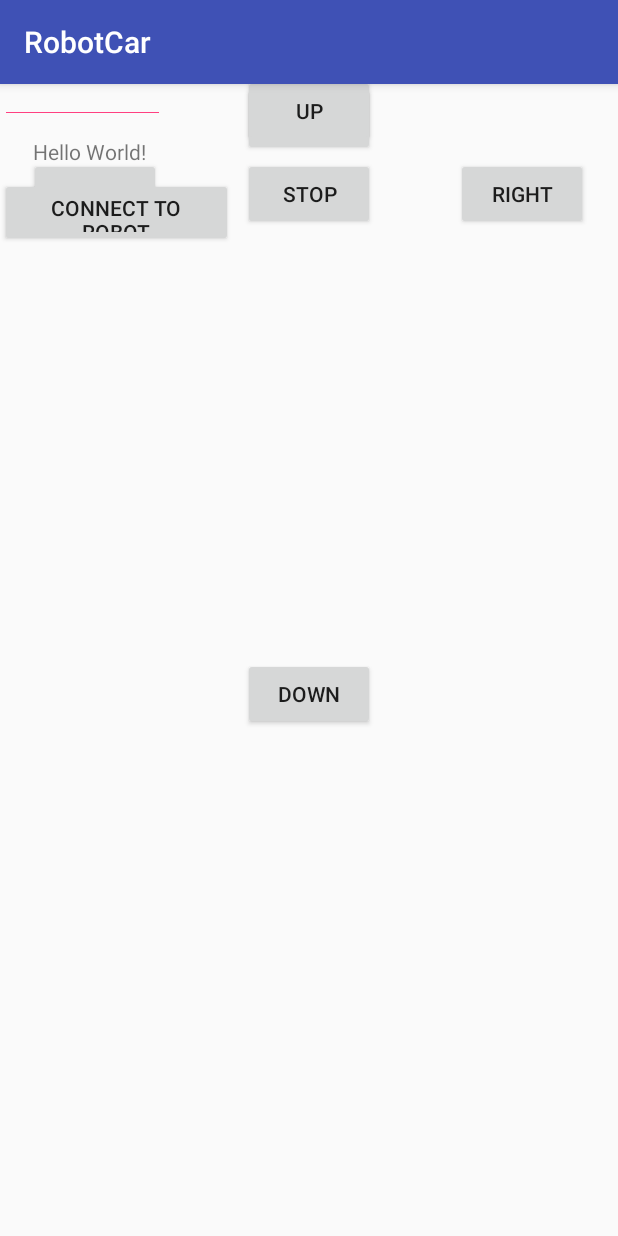
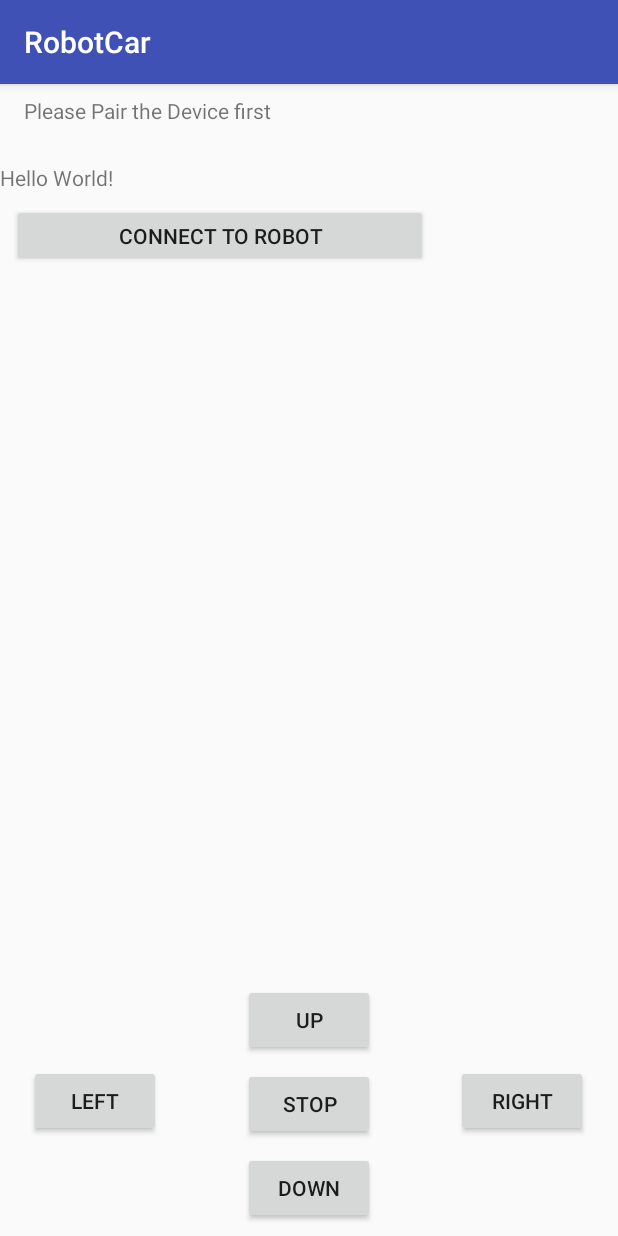
Before and after one commit to otapi/RobotCar, an Android app: the screen it shows after launch (MainActivity), on a phone screen of 412 x 824 dp. Run offline under Robolectric (Android 15) with nearby library versions, the phone set to English and light mode, and no system bars.

Commit message:
Working robotCar

```diff
--- a/app/src/main/java/com/otapigems/robotcar/MainActivity.java
+++ b/app/src/main/java/com/otapigems/robotcar/MainActivity.java
@@ -34,6 +34,7 @@ public class MainActivity extends AppCompatActivity {
     protected void onCreate(Bundle savedInstanceState) {
         super.onCreate(savedInstanceState);
         setContentView(R.layout.activity_main);
+        connectBluetooth(null);
     }
 
     void printConn(String message) {
@@ -58,7 +59,7 @@ public class MainActivity extends AppCompatActivity {
                 sendToRobot("D");
                 break;
             case "left":
-                sendToRobot("l");
+                sendToRobot("L");
                 break;
             case "right":
                 sendToRobot("R");
@@ -90,23 +91,23 @@ public class MainActivity extends AppCompatActivity {
             if (bondedDevices.size() == 1) {
                 robotBT = bondedDevices.iterator().next();
             } else {
-                /*
-                for (BluetoothDevice iterator : bondedDevices)
-                {
-                    if(iterator.getAddress().equals(DEVICE_ADDRESS))
-                    {
-                        device=iterator;
-                        found=true;
-                        break;
-                    }
+
+                if (bondedDevices.size() == 0) {
+                    printConn("Can't found any bluetooth connections");
+                    return;
                 }
-                */
+                printConn("More bluetooth connections found : "+bondedDevices.size());
+
                 for (BluetoothDevice iterator : bondedDevices)
                 {
                     printConn(iterator.getAddress()+": "+iterator.getName());
+                    if(iterator.getName().equals("HC-06"))
+                    {
+                        robotBT=iterator;
+                    }
+
                 }
-                printConn("Too much or zero bluetooth connections: "+bondedDevices.size());
-                return;
+
             }
         }
         printConn("Found: " + robotBT.getAddress() + ", " + robotBT.getName());
--- a/app/src/main/res/layout/activity_main.xml
+++ b/app/src/main/res/layout/activity_main.xml
@@ -13,11 +13,23 @@
         app:layout_constraintBottom_toBottomOf="parent"
         app:layout_constraintLeft_toLeftOf="parent"
         app:layout_constraintRight_toRightOf="parent"
+        app:layout_constraintHorizontal_bias="0.0"
+        android:id="@+id/textView"
+        android:layout_marginBottom="283dp"
+        android:layout_marginTop="8dp"
+        app:layout_constraintTop_toBottomOf="@+id/connectionStatusMessage"
+        app:layout_constraintVertical_bias="0.041" />
+
+    <TextView
+        android:id="@+id/connectionStatusMessage"
+        android:layout_width="wrap_content"
+        android:layout_height="wrap_content"
+        android:text="Hello World!"
         app:layout_constraintHorizontal_bias="0.065"
-        app:layout_constraintVertical_bias="0.002"
-        android:id="@+id/textView"
-        android:layout_marginTop="8dp"
-        app:layout_constraintTop_toBottomOf="@+id/connectionStatusMessage" />
+        app:layout_constraintLeft_toLeftOf="parent"
+        app:layout_constraintRight_toRightOf="parent"
+        app:layout_constraintTop_toTopOf="parent"
+        android:layout_marginTop="8dp" />
 
     <Button
         android:id="@+id/btnStop"
@@ -25,13 +37,13 @@
         android:layout_height="wrap_content"
         android:layout_marginLeft="8dp"
         android:layout_marginRight="8dp"
-        android:layout_marginTop="1dp"
         android:onClick="sendMessage"
         android:tag="stop"
         android:text="Stop"
         app:layout_constraintLeft_toLeftOf="parent"
         app:layout_constraintRight_toRightOf="parent"
-        app:layout_constraintTop_toBottomOf="@+id/btnUp" />
+        android:layout_marginBottom="8dp"
+        app:layout_constraintBottom_toTopOf="@+id/btnDown" />
 
     <Button
         android:id="@+id/btnRigh"
@@ -39,14 +51,14 @@
         android:layout_height="wrap_content"
         android:layout_marginLeft="8dp"
         android:layout_marginRight="8dp"
-        android:layout_marginTop="1dp"
+        android:layout_marginTop="-2dp"
         android:onClick="sendMessage"
         android:tag="right"
         android:text="Right"
         app:layout_constraintHorizontal_bias="0.962"
         app:layout_constraintLeft_toLeftOf="parent"
         app:layout_constraintRight_toRightOf="parent"
-        app:layout_constraintTop_toBottomOf="@+id/btnUp" />
+        app:layout_constraintTop_toTopOf="@+id/btnStop" />
 
     <Button
         android:id="@+id/btnLeft"
@@ -54,14 +66,14 @@
         android:layout_height="wrap_content"
         android:layout_marginLeft="8dp"
         android:layout_marginRight="8dp"
-        android:layout_marginTop="1dp"
+        android:layout_marginTop="-2dp"
         android:onClick="sendMessage"
         android:tag="left"
         android:text="Left"
         app:layout_constraintHorizontal_bias="0.037"
         app:layout_constraintLeft_toLeftOf="parent"
         app:layout_constraintRight_toRightOf="parent"
-        app:layout_constraintTop_toBottomOf="@+id/btnUp" />
+        app:layout_constraintTop_toTopOf="@+id/btnStop" />
 
     <Button
         android:id="@+id/btnDown"
@@ -69,16 +81,13 @@
         android:layout_height="wrap_content"
         android:layout_marginLeft="8dp"
         android:layout_marginRight="8dp"
-        android:layout_marginTop="-2dp"
         android:onClick="sendMessage"
         android:tag="down"
         android:text="Down"
         app:layout_constraintLeft_toLeftOf="parent"
         app:layout_constraintRight_toRightOf="parent"
-        app:layout_constraintTop_toBottomOf="@+id/btnStop"
         app:layout_constraintBottom_toBottomOf="parent"
-        android:layout_marginBottom="8dp"
-        app:layout_constraintVertical_bias="0.466" />
+        android:layout_marginBottom="8dp" />
 
     <Button
         android:id="@+id/btnUp"
@@ -91,41 +100,21 @@
         android:text="Up"
         app:layout_constraintLeft_toLeftOf="parent"
         app:layout_constraintRight_toRightOf="parent"
-        tools:layout_editor_absoluteY="285dp" />
-
-    <Button
-        android:id="@+id/button"
-        android:layout_width="wrap_content"
-        android:layout_height="wrap_content"
-        android:layout_marginLeft="8dp"
-        android:layout_marginRight="8dp"
-        android:onClick="sendMessage"
-        android:tag="up"
-        android:text="Up"
-        app:layout_constraintLeft_toLeftOf="parent"
-        app:layout_constraintRight_toRightOf="parent"
         android:layout_marginBottom="8dp"
         app:layout_constraintBottom_toTopOf="@+id/btnStop" />
 
-    <EditText
-        android:id="@+id/connectionStatusMessage"
-        android:layout_width="110dp"
-        android:layout_height="18dp"
-        android:ems="10"
-        android:inputType="textPersonName"
-        android:text="Name"
-        tools:layout_editor_absoluteX="16dp"
-        app:layout_constraintTop_toTopOf="parent"
-        android:layout_marginTop="8dp" />
-
     <Button
         android:id="@+id/btnConnect"
-        android:layout_width="155dp"
-        android:layout_height="46dp"
+        android:layout_width="277dp"
+        android:layout_height="42dp"
         android:layout_marginTop="8dp"
         android:onClick="connectBluetooth"
         android:text="Connect to Robot"
         app:layout_constraintTop_toBottomOf="@+id/textView"
-        tools:layout_editor_absoluteX="16dp" />
+        android:layout_marginRight="8dp"
+        app:layout_constraintRight_toRightOf="parent"
+        android:layout_marginLeft="8dp"
+        app:layout_constraintLeft_toLeftOf="@+id/textView"
+        app:layout_constraintHorizontal_bias="0.0" />
 
 </android.support.constraint.ConstraintLayout>
```
